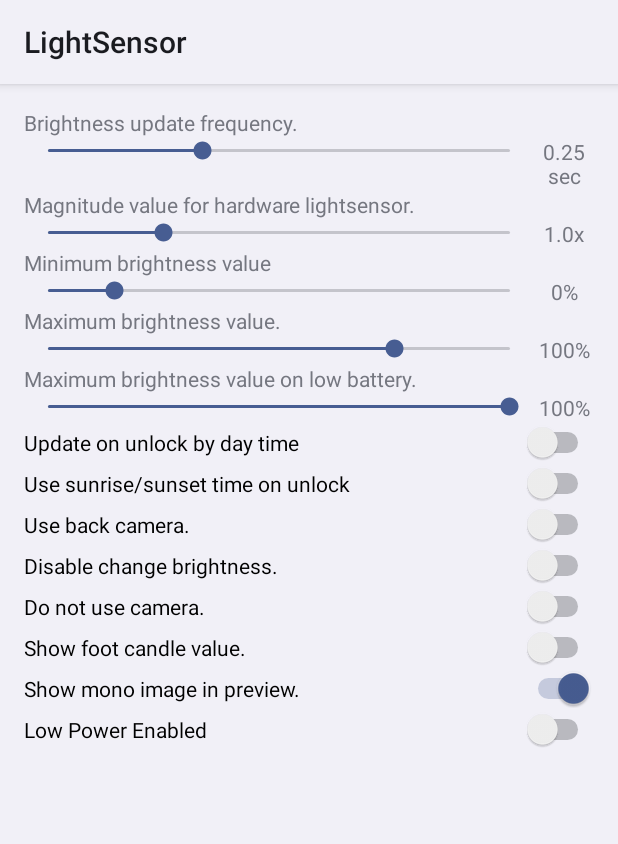
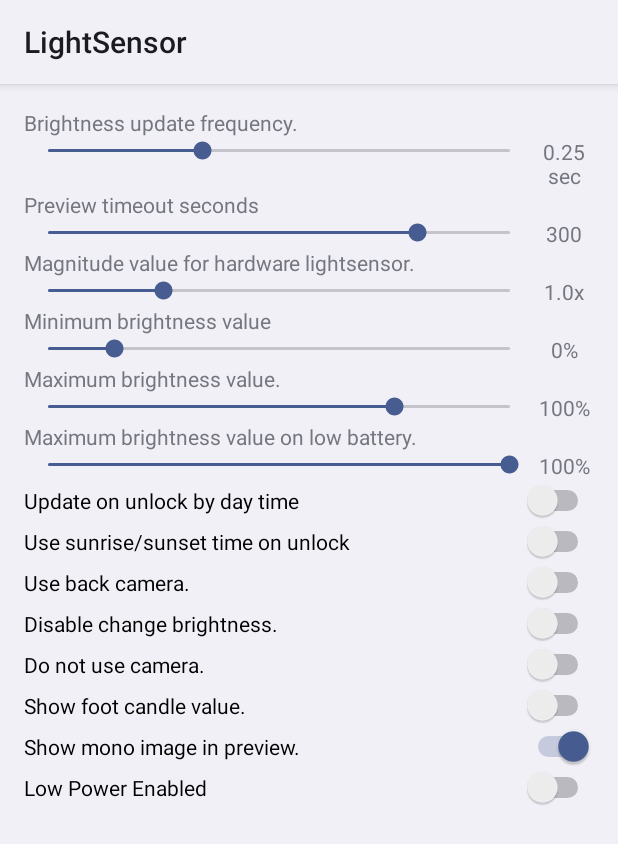
Before and after one commit to 0lvin/LightSensor, an Android app: the screen it shows after launch (SettingsActivity), in the options menu, after a tap on "Settings", on a phone screen of 412 x 824 dp. Shown: the top 844 px of the screen. Run offline under Robolectric (Android 15) with nearby library versions, the phone set to English and light mode, and no system bars.

Commit message:
Add preview timeout

```diff
--- a/app/src/main/java/denis/develops/utils/lightsensor/MainActivity.java
+++ b/app/src/main/java/denis/develops/utils/lightsensor/MainActivity.java
@@ -26,6 +26,7 @@ import android.view.Menu;
 import android.view.MenuInflater;
 import android.view.MenuItem;
 import android.view.TextureView;
+import android.view.View;
 import android.view.ViewGroup.LayoutParams;
 import android.widget.ProgressBar;
 import android.widget.SeekBar;
@@ -39,14 +40,11 @@ import java.util.regex.Pattern;
 public class MainActivity extends Activity implements TextureView.SurfaceTextureListener, Camera.PreviewCallback, Camera.AutoFocusCallback {
 
     final static String PREFERENCES_NAME = "preferences";
-    private final static String MAGNITUDE_VALUE = "MagnitudeValue";
     final static String MAGNITUDE_SENSOR_VALUE = "MagnitudeSensorValue";
     final static String MIN_PERCENT_VALUE = "PercentValue";
     final static String MAX_PERCENT_VALUE = "MaxPercentValue";
     final static String MAX_BATTERY_PERCENT_VALUE = "MaxBatteryPercentValue";
     final static String BATTERY_LOW = "BatteryLowUsed";
-    private final static String RUNTIME_VALUE = "LastRunTime";
-    private final static String EVENTS_NAME = "LightsSensors";
     final static String AUTO_VALUE = "AutoUpdateOnEvent";
     final static String AUTO_SUN_VALUE = "AutoUpdateOnEventSun";
     final static String DISABLE_CHANGE_BRIGHTNESS = "DisableChangeBrightness";
@@ -54,10 +52,14 @@ public class MainActivity extends Activity implements TextureView.SurfaceTexture
     final static String USE_MONO_PREVIEW = "MonoPreviewOnly";
     final static String DISABLE_CAMERA = "DisableCamera";
     final static String USE_BACK_CAMERA = "UseBackCamera";
-    private final static String ALTITUDE_VALUE = "AltitudeValue";
     final static String LONGITUDE_VALUE = "LongitudeValue";
     final static String LATITUDE_VALUE = "LatitudeValue";
     final static String FREQUENCY_VALUE = "UpdateFrequencyValue";
+    final static String PREVIEW_TIME_ACTIVE = "PreviewTimeActive";
+    private final static String MAGNITUDE_VALUE = "MagnitudeValue";
+    private final static String RUNTIME_VALUE = "LastRunTime";
+    private final static String EVENTS_NAME = "LightsSensors";
+    private final static String ALTITUDE_VALUE = "AltitudeValue";
     private final static int IWANTCAMERA = 1;
     private final static int IWANTCHANGESETTINGS = 2;
     private final static int IWANTLOCATION = 3;
@@ -66,6 +68,8 @@ public class MainActivity extends Activity implements TextureView.SurfaceTexture
     private long lastUpdateTimeMillisecondsStamp = 0;
     private SensorEventListener lightsSensorListener = null;
     private SensorManager sensorManager = null;
+    private int activeTimeLeft = 60;
+    private int activeTimeLeftBase = 60;
     private int lastBrightnessValue = 0;
     private int lastMagnitudeValue = 10;
     private int lastMagnitudeSensorValue = 10;
@@ -404,6 +408,8 @@ public class MainActivity extends Activity implements TextureView.SurfaceTexture
         minPercentValueSettings = prefs.getInt(MIN_PERCENT_VALUE, 0);
         maxPercentValueSettings = prefs.getInt(MAX_PERCENT_VALUE, 100);
         updateFrequencyValue = prefs.getInt(FREQUENCY_VALUE, 4);
+        activeTimeLeft = prefs.getInt(PREVIEW_TIME_ACTIVE, 60);
+        activeTimeLeftBase = prefs.getInt(PREVIEW_TIME_ACTIVE, 60);
 
         if (prefs.getBoolean(BATTERY_LOW, false)) {
             int maxBatteryPercentValue = prefs.getInt(MainActivity.MAX_BATTERY_PERCENT_VALUE, 100);
@@ -560,9 +566,9 @@ public class MainActivity extends Activity implements TextureView.SurfaceTexture
 
     @Override
     protected void onPause() {
+        super.onPause();
         Date current = new Date();
         long newTimeValue = this.lastTime + (current.getTime() - this.startTime.getTime()) / 1000;
-        super.onPause();
         if (lightsSensorListener != null && sensorManager != null) {
             sensorManager.unregisterListener(lightsSensorListener);
         }
@@ -642,6 +648,7 @@ public class MainActivity extends Activity implements TextureView.SurfaceTexture
         long newTime = current.getTime() / 1000;
         if (lastUpdate == newTime)
             return;
+        activeTimeLeft--;
         lastUpdate = newTime;
         Long usedSeconds = this.lastTime % 60;
         Long usedMinutes = (this.lastTime / 60) % 60;
@@ -665,7 +672,26 @@ public class MainActivity extends Activity implements TextureView.SurfaceTexture
             textCameraLight.setText(cameraText + String.format("%.1f", (float) light_value_lux));
         }
         textMagnitude.setText(getMagnitude() + "x");
-        String stateText = getString(R.string.license_text) + "\n";
+        String stateText = "";
+        if (activeTimeLeft > 0) {
+            stateText += getString(R.string.preview_active_seconds) + " " + activeTimeLeft + " " + getString(R.string.seconds) + ".\n";
+        } else {
+            stateText += getString(R.string.preview_stoped_some_time) + "\n";
+            deleteCamera();
+            preview.setOnClickListener(new View.OnClickListener() {
+                @Override
+                public void onClick(View view) {
+                    if (!dontUseCamera) {
+                        initCamera(useMonoPreview);
+                        recreatePreview();
+                        preview.setOnClickListener(null);
+                        activeTimeLeft = activeTimeLeftBase;
+                    }
+
+                }
+            });
+        }
+        stateText += getString(R.string.license_text) + "\n";
         if (this.useFootCandle) {
             stateText += getString(R.string.used_foot_candle) + "\n";
         } else {
@@ -795,7 +821,6 @@ public class MainActivity extends Activity implements TextureView.SurfaceTexture
 
             }
         };
-
     }
 
     @Override
--- a/app/src/main/java/denis/develops/utils/lightsensor/SettingsActivity.java
+++ b/app/src/main/java/denis/develops/utils/lightsensor/SettingsActivity.java
@@ -15,6 +15,7 @@ public class SettingsActivity extends Activity {
     private TextView maxBatteryTextPercent;
     private TextView sensorTextPercent;
     private TextView updateFrequencyText;
+    private TextView previewTimeText;
     private int lastMagnitudeSensorValue = 10;
     private int minLastPercentValue = 0;
     private int maxLastPercentValue = 100;
@@ -28,6 +29,7 @@ public class SettingsActivity extends Activity {
     private boolean sunServiceEnabled = false;
     private boolean lowPowerEnabled = false;
     private int updateFrequencyValue = 1;
+    private int previewTimeValue = 1;
 
     private void updateTextValues() {
         minTextPercent.setText(minLastPercentValue + "%");
@@ -38,6 +40,7 @@ public class SettingsActivity extends Activity {
                 getString(denis.develops.utils.lightsensor.R.string.update_in_second),
                 (float) (1 << (4 + updateFrequencyValue)) / 1024
         ));
+        previewTimeText.setText(Integer.toString(previewTimeValue));
     }
 
     @Override
@@ -48,12 +51,14 @@ public class SettingsActivity extends Activity {
         minTextPercent = findViewById(R.id.textPercent);
         maxTextPercent = findViewById(R.id.textMaxPercent);
         updateFrequencyText = findViewById(R.id.textUpdateFrequency);
+        previewTimeText = findViewById(R.id.textPreviewTime);
         maxBatteryTextPercent = findViewById(R.id.textBatteryMaxPercent);
         SeekBar magnitudeSensorSeek = findViewById(R.id.sensorMagnitudeValue);
         SeekBar minPercentSeek = findViewById(R.id.percentValue);
         SeekBar maxPercentSeek = findViewById(R.id.percentMaxValue);
         SeekBar maxBatteryPercentSeek = findViewById(R.id.percentBatteryMaxValue);
         SeekBar updateFrequencySeek = findViewById(R.id.updateFrequencyValue);
+        SeekBar previewTimeSeek = findViewById(R.id.previewTimeValue);
         Switch registerSwitch = findViewById(R.id.switchAuto);
         Switch registerSunSwitch = findViewById(R.id.switchAutoSun);
 
@@ -70,6 +75,7 @@ public class SettingsActivity extends Activity {
         maxBatteryLastPercentValue = prefs.getInt(MainActivity.MAX_BATTERY_PERCENT_VALUE, 100);
         lastMagnitudeSensorValue = prefs.getInt(MainActivity.MAGNITUDE_SENSOR_VALUE, 10);
         updateFrequencyValue = prefs.getInt(MainActivity.FREQUENCY_VALUE, 4);
+        previewTimeValue = prefs.getInt(MainActivity.PREVIEW_TIME_ACTIVE, 300);
 
         updateTextValues();
 
@@ -79,6 +85,27 @@ public class SettingsActivity extends Activity {
             @Override
             public void onProgressChanged(SeekBar seekBar, int position, boolean b) {
                 updateFrequencyValue = position;
+                updateTextValues();
+                savePreferences();
+            }
+
+            @Override
+            public void onStartTrackingTouch(SeekBar seekBar) {
+
+            }
+
+            @Override
+            public void onStopTrackingTouch(SeekBar seekBar) {
+
+            }
+        });
+
+        previewTimeSeek.setMax(300);
+        previewTimeSeek.setProgress(previewTimeValue - 60);
+        previewTimeSeek.setOnSeekBarChangeListener(new SeekBar.OnSeekBarChangeListener() {
+            @Override
+            public void onProgressChanged(SeekBar seekBar, int position, boolean b) {
+                previewTimeValue = position + 60;
                 updateTextValues();
                 savePreferences();
             }
@@ -275,6 +302,7 @@ public class SettingsActivity extends Activity {
         edit.putBoolean(MainActivity.BATTERY_LOW, lowPowerEnabled);
         edit.putInt(MainActivity.MAGNITUDE_SENSOR_VALUE, this.lastMagnitudeSensorValue);
         edit.putInt(MainActivity.FREQUENCY_VALUE, this.updateFrequencyValue);
+        edit.putInt(MainActivity.PREVIEW_TIME_ACTIVE, this.previewTimeValue);
         edit.apply();
     }
 }
--- a/app/src/main/res/layout/activity_settings.xml
+++ b/app/src/main/res/layout/activity_settings.xml
@@ -56,6 +56,46 @@
 
         </RelativeLayout>
 
+        <RelativeLayout
+            android:layout_width="match_parent"
+            android:layout_height="wrap_content"
+            android:orientation="horizontal"
+            android:weightSum="1">
+
+            <TextView
+                android:id="@+id/textPreviewTimeTitle"
+                android:layout_width="wrap_content"
+                android:layout_height="wrap_content"
+                android:layout_alignParentLeft="true"
+                android:layout_alignParentRight="false"
+                android:layout_alignParentStart="true"
+                android:layout_alignParentTop="true"
+                android:text="@string/previewTimeTitle" />
+        </RelativeLayout>
+
+        <RelativeLayout
+            android:layout_width="wrap_content"
+            android:layout_height="wrap_content">
+
+            <SeekBar
+                android:id="@+id/previewTimeValue"
+                android:layout_width="wrap_content"
+                android:layout_height="wrap_content"
+                android:layout_alignParentLeft="true"
+                android:layout_alignParentStart="true"
+                android:layout_toLeftOf="@+id/textPreviewTime"
+                android:layout_toStartOf="@+id/textPreviewTime" />
+
+            <TextView
+                android:id="@+id/textPreviewTime"
+                android:layout_width="40dp"
+                android:layout_height="wrap_content"
+                android:layout_alignParentEnd="true"
+                android:layout_alignParentRight="true"
+                android:gravity="center_vertical|center_horizontal"
+                android:text="@string/update_in_second" />
+
+        </RelativeLayout>
 
         <RelativeLayout
             android:layout_width="match_parent"
--- a/app/src/main/res/values/strings.xml
+++ b/app/src/main/res/values/strings.xml
@@ -5,7 +5,7 @@
     <string name="camera_light">Light by camera: </string>
     <string name="magnitude_value" translatable="false">9.9x</string>
     <string name="camera_preview">camera preview</string>
-    <string name="license_text">Created by Denis Pauk aka 0lvin and Mitrand, 2015–2016. Licensed as GPL2. Application can be used for any purpose as you wish.</string>
+    <string name="license_text">Licensed as GPL2. Application can be used for any purpose as you wish.</string>
     <string name="used_front_camera">Used front camera sensor.</string>
     <string name="used_back_camera">Used back camera sensor.</string>
     <string name="used_light_sensor">Used light sensor.</string>
@@ -41,4 +41,7 @@
     <string name="updateFrequencyTitle">Brightness update frequency.</string>
     <string name="update_in_second" translatable="false">%.2f sec</string>
     <string name="low_power_enabled">Low Power Enabled</string>
+    <string name="preview_active_seconds">Preview will be stopped in</string>
+    <string name="preview_stoped_some_time">Preview is stopped, click on preview for resume.</string>
+    <string name="previewTimeTitle">Preview timeout seconds</string>
 </resources>
```
Also changed, not shown: 6 other files.
